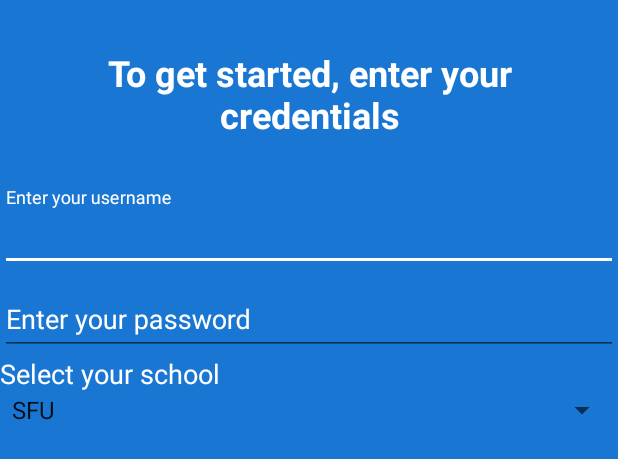
After one commit to Coffeeboys/RenewPass, an Android app: the layout credential_slide.xml on its own in the app's theme, with its tools: preview values and no code run, on a phone screen of 412 x 824 dp. The commit adds this screen. Shown: the top 459 px of the screen. Run offline under Robolectric (Android 15) with nearby library versions, the phone set to English and light mode, and no system bars.

Commit message:
Created app intro

```diff
--- a/app/build.gradle
+++ b/app/build.gradle
@@ -32,4 +32,5 @@ dependencies {
     compile 'se.fishtank:css-selectors:1.0.4'
     compile 'com.damnhandy:handy-uri-templates:2.1.3'
     compile 'me.zhanghai.android.materialprogressbar:library:1.1.4'
+    compile 'com.github.paolorotolo:appintro:3.3.0'
 }
--- /dev/null
+++ b/app/src/main/res/layout/credential_slide.xml
@@ -0,0 +1,74 @@
+<?xml version="1.0" encoding="utf-8"?>
+<LinearLayout xmlns:android="http://schemas.android.com/apk/res/android"
+    android:orientation="vertical" android:layout_width="match_parent"
+    android:layout_height="match_parent"
+    style="@style/IntroStyle">
+
+    <android.widget.TextView
+        android:layout_width="match_parent"
+        android:layout_height="wrap_content"
+        android:textColor="@color/colorWhite"
+        android:textSize="24sp"
+        android:textStyle="bold"
+        android:layout_gravity="center"
+        android:gravity="center"
+        android:layout_margin="@dimen/activity_vertical_margin"
+        android:padding="@dimen/activity_vertical_margin"
+        android:text="@string/enter_credentials_prompt"
+        android:id="@+id/start_description_text" />
+
+
+    <android.support.design.widget.TextInputLayout
+        android:layout_width="fill_parent"
+        android:layout_height="wrap_content">
+        <EditText
+            android:id="@+id/username_field"
+            android:layout_width="fill_parent"
+            android:layout_height="wrap_content"
+            android:textSize="18sp"
+            android:textColor="@color/colorWhite"
+            android:textColorHint="@color/colorWhite"
+            android:hint="@string/username_hint"/>
+    </android.support.design.widget.TextInputLayout>
+
+
+    <android.support.design.widget.TextInputLayout
+        android:layout_width="fill_parent"
+        android:layout_height="wrap_content">
+        <EditText
+            android:id="@+id/password_field"
+            android:layout_width="fill_parent"
+            android:layout_height="wrap_content"
+            android:textSize="18sp"
+            android:inputType="textPassword"
+            android:textColorHint="@color/colorWhite"
+            android:textColor="@color/colorWhite"
+            android:textColorHighlight="@color/colorWhite"
+            android:hint="@string/password_hint"/>
+    </android.support.design.widget.TextInputLayout>
+
+    <android.widget.TextView
+        android:layout_width="match_parent"
+        android:layout_height="wrap_content"
+        android:text="Select your school"
+        android:textSize="18sp"
+        android:textColor="@color/colorAccent"
+        android:id="@+id/school_selection_text" />
+
+    <Spinner
+        android:id="@+id/school_selection_spinner"
+        android:entries="@array/school_list"
+        android:layout_height="wrap_content"
+        android:layout_width="match_parent"
+        android:spinnerMode="dropdown"
+        android:dropDownWidth="match_parent"
+        android:prompt="@string/provider_hint"
+        android:text="@string/provider_hint"
+        android:layout_gravity="center"
+        android:dropDownSelector="@color/colorWhite"
+        android:clickable="true"
+        android:touchscreenBlocksFocus="false"
+        android:theme="@style/AppTheme" />
+
+
+</LinearLayout>
--- a/app/src/main/res/values/colors.xml
+++ b/app/src/main/res/values/colors.xml
@@ -2,7 +2,8 @@
 <resources>
     <color name="colorPrimary">#2196F3</color>
     <color name="colorPrimaryDark">#1976D2</color>
-    <color name="colorAccent">#03A9F4</color>
+    <color name="colorAccent">#ffffff</color>
     <color name="colorSuccess">#4CAF50</color>
     <color name="colorFailure">#D32F2F</color>
+    <color name="colorWhite">#ffffff</color>
 </resources>
--- a/app/src/main/res/values/strings.xml
+++ b/app/src/main/res/values/strings.xml
@@ -10,4 +10,17 @@
     <string name="preference_password_description">The password associated with your school account</string>
     <string name="available_notification_title">New UPass Available!</string>
     <string name="available_notification_text">Click to renew.</string>
+    <string name="title_activity_intro">IntroActivity</string>
+    <string name = "username_hint">Enter your username</string>
+    <string name = "password_hint">Enter your password</string>
+    <string name="enter_credentials_prompt">To get started, enter your credentials</string>
+    <string name="provider_hint">Select your school</string>
+    <string name="app_description">Renew your U-pass with the press of a button</string>
+    <string name="app_welcome">Welcome to RenewPass</string>
+
+    <string-array name="school_list">
+        <item>SFU</item>
+        <item>UBC</item>
+        <item>etc</item>
+    </string-array>
 </resources>
--- a/app/src/main/res/values/styles.xml
+++ b/app/src/main/res/values/styles.xml
@@ -1,11 +1,12 @@
 <resources>
-
+<!--Themes start-->
     <!-- Base application theme. -->
     <style name="AppTheme" parent="Theme.AppCompat.Light.DarkActionBar">
         <!-- Customize your theme here. -->
         <item name="colorPrimary">@color/colorPrimary</item>
         <item name="colorPrimaryDark">@color/colorPrimaryDark</item>
         <item name="colorAccent">@color/colorAccent</item>
+        <item name="android:textColorHint">@color/colorWhite</item>
     </style>
 
     <style name="AppTheme.NoActionBar">
@@ -21,5 +22,9 @@
     <style name="AppTheme.AppBarOverlay" parent="ThemeOverlay.AppCompat.Dark.ActionBar" />
 
     <style name="AppTheme.PopupOverlay" parent="ThemeOverlay.AppCompat.Light" />
+<!--Themes End-->
 
+    <style name="IntroStyle">
+        <item name="android:background">@color/colorPrimaryDark</item>
+    </style>
 </resources>
```
Also changed, not shown: app/src/main/AndroidManifest.xml (+7 -2 lines), app/src/main/java/ca/alexland/renewpass/IntroActivity.java (added, +103 -0 lines), app/src/main/java/ca/alexland/renewpass/MainActivity.java (+32 -1 lines), app/src/main/res/layout/activity_intro.xml (added, +34 -0 lines), app/src/main/res/layout/content_intro.xml (added, +15 -0 lines).
